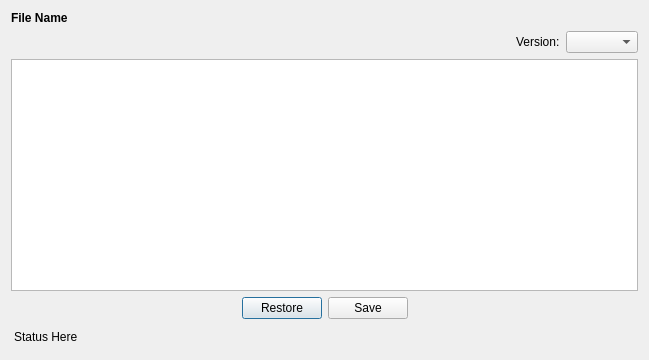
Above: Gui/Dialogs/DialogEditVersion.ui from fxdeniz/NeSync before the change. Below: the same form after it.
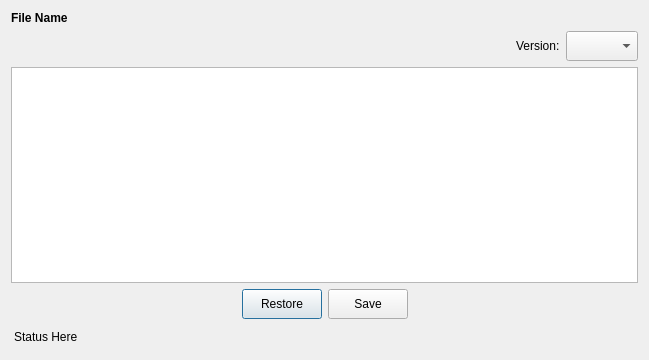
That is the form after the change.

```diff
--- a/Gui/Dialogs/DialogEditVersion.ui
+++ b/Gui/Dialogs/DialogEditVersion.ui
@@ -62,6 +62,12 @@
          <verstretch>0</verstretch>
         </sizepolicy>
        </property>
+       <property name="minimumSize">
+        <size>
+         <width>60</width>
+         <height>30</height>
+        </size>
+       </property>
       </widget>
      </item>
     </layout>
@@ -86,6 +92,12 @@
      </item>
      <item>
       <widget class="QPushButton" name="buttonRestore">
+       <property name="minimumSize">
+        <size>
+         <width>0</width>
+         <height>30</height>
+        </size>
+       </property>
        <property name="text">
         <string>Restore</string>
        </property>
@@ -93,6 +105,12 @@
      </item>
      <item>
       <widget class="QPushButton" name="buttonSave">
+       <property name="minimumSize">
+        <size>
+         <width>0</width>
+         <height>30</height>
+        </size>
+       </property>
        <property name="text">
         <string>Save</string>
        </property>
```
